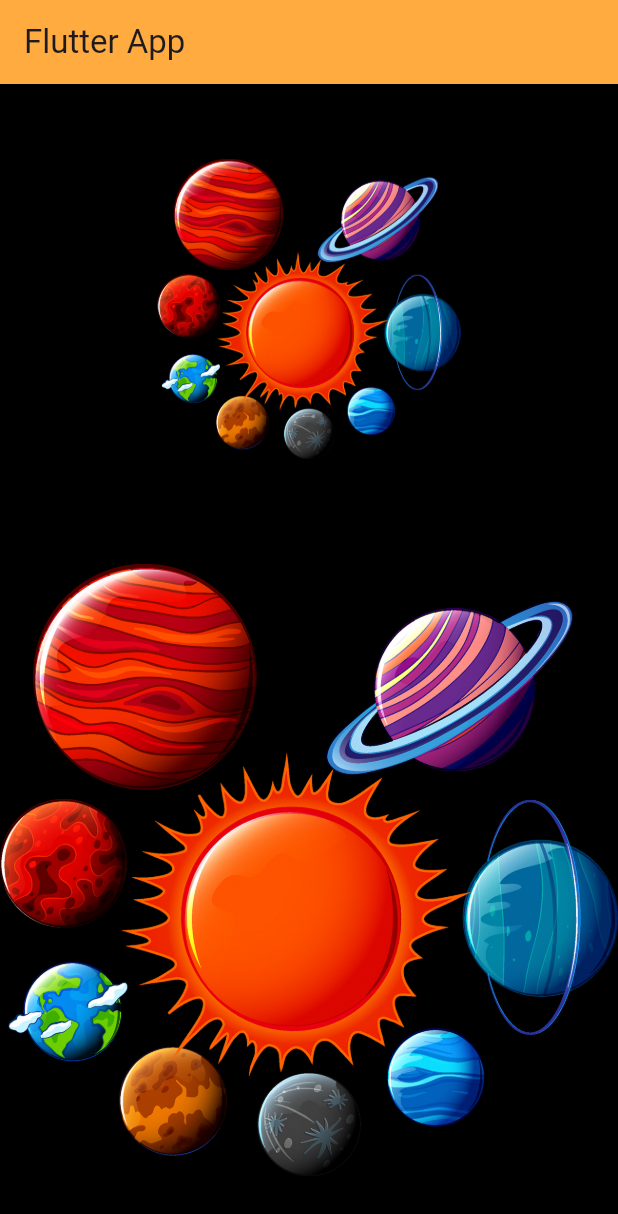
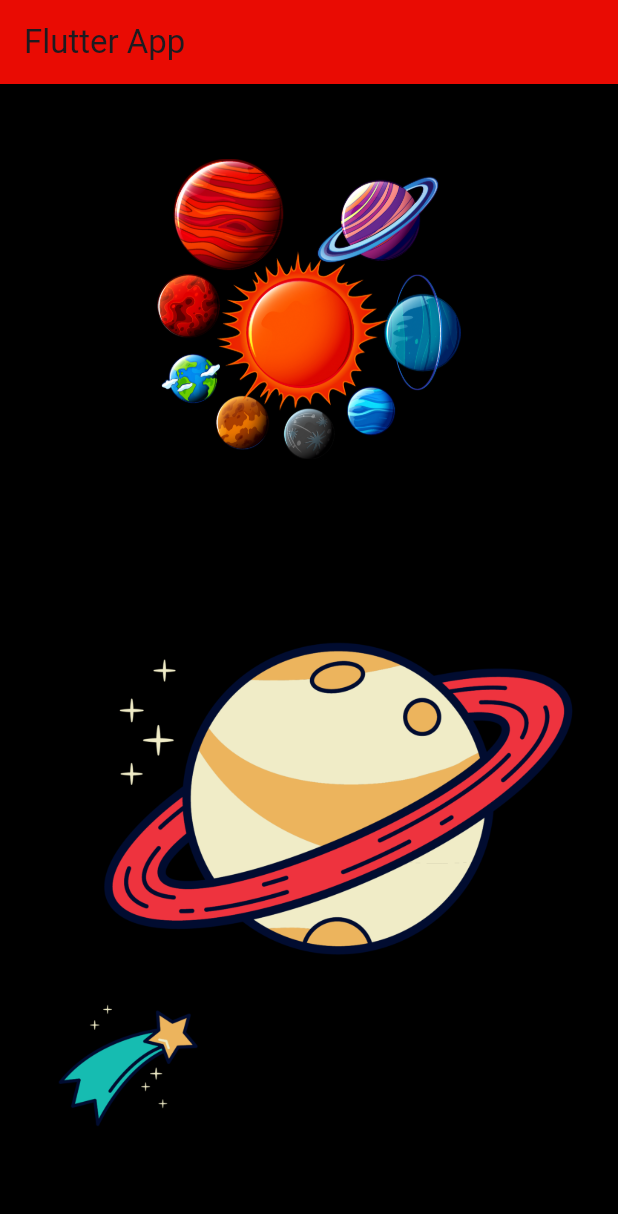
Before and after one commit to JahanRazh/My_First_Flutter_App, a Flutter app: the screen it shows after launch, on a phone screen of 412 x 824 dp. Shown: the top 1214 px of the screen. Run offline on Flutter 3.47's test engine with Material 3 defaults, Android fonts, the phone set to English and light mode, and no system bars.

Commit message:
update main.dart with new background color and asset image; add new assets to pubspec.yaml; create maintest.dart for testing

```diff
--- a/lib/main.dart
+++ b/lib/main.dart
@@ -15,7 +15,7 @@ class MyApp extends StatelessWidget {
         backgroundColor: Colors.black,
         appBar: AppBar(
           title: const Text("Flutter App"),
-          backgroundColor: Colors.orangeAccent,
+          backgroundColor: const Color.fromARGB(255, 233, 11, 3),
         ),
         body: Center(
           child: Column(
@@ -31,7 +31,7 @@ class MyApp extends StatelessWidget {
               const SizedBox(
                 height: 20,
               ),
-              Image.asset("assets/space1.png"),
+              Image.asset("assets/space2.png"),
             ],
           ),
         ),
--- a/pubspec.yaml
+++ b/pubspec.yaml
@@ -61,6 +61,8 @@ flutter:
   # To add assets to your application, add an assets section, like this:
   assets:
     - assets/space1.png
+    - assets/space2.png
+    - assets/space3.png
 
   # An image asset can refer to one or more resolution-specific "variants", see
   # https://flutter.dev/to/resolution-aware-images
```
Also changed, not shown: lib/maintest.dart (added, +39 -0 lines).
